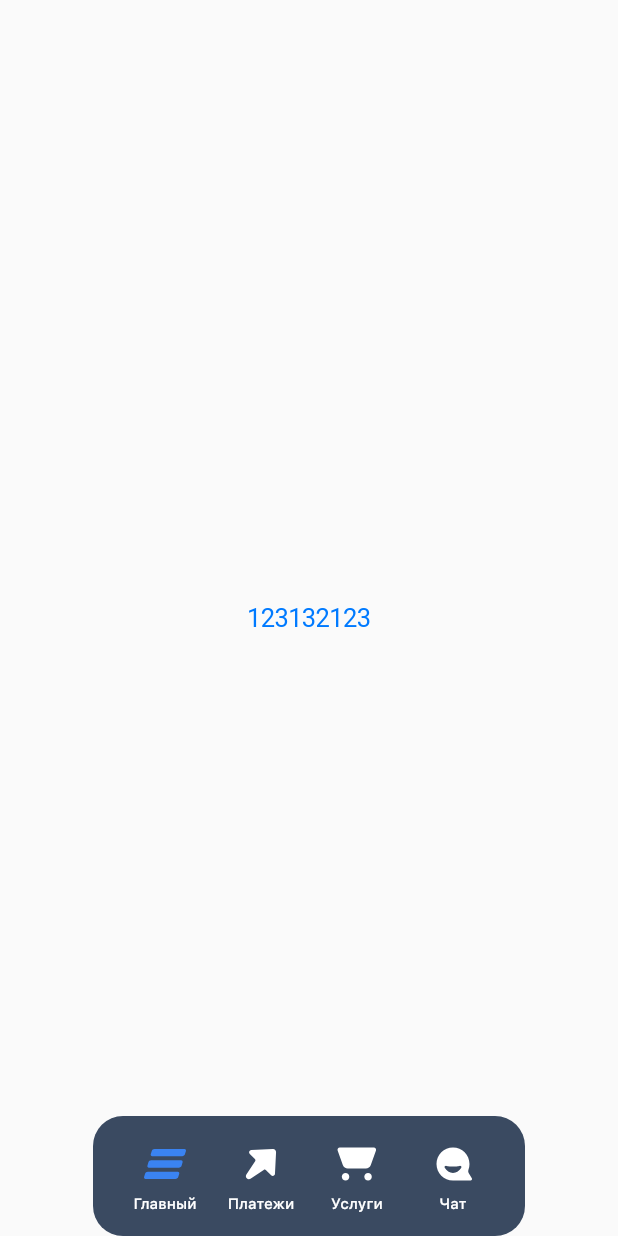
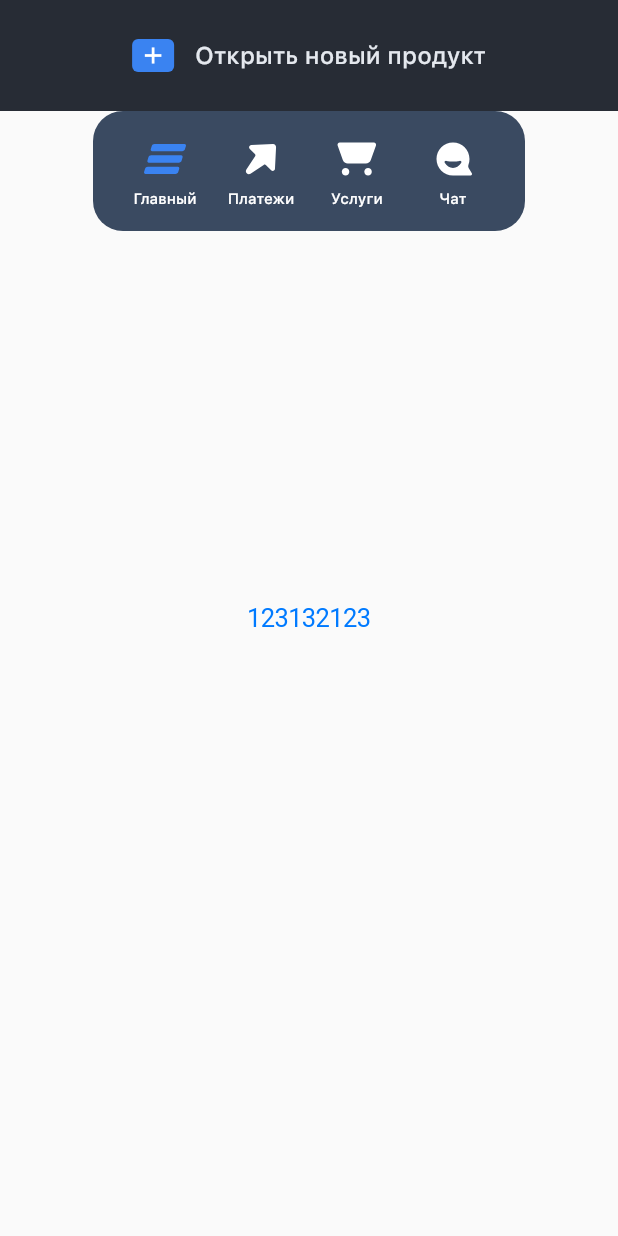
Before and after one commit to admiral-team/bank-lite-demo, a Flutter app: the screen it shows after launch, on a phone screen of 412 x 824 dp. Run offline on Flutter 3.47's test engine with Material 2 defaults, Android fonts, the phone set to English and light mode, and no system bars; our stand-ins replace flutter_svg.

Commit message:
added AddNewWidget to main screen

```diff
--- a/lib/screens/root_screen.dart
+++ b/lib/screens/root_screen.dart
@@ -1,6 +1,7 @@
 import 'package:bank_lite/screens/home_screen.dart';
 import 'package:flutter/material.dart';
 import '../components/airbar.dart';
+import '../components/addnew.dart';
 import '../generated/assets.gen.dart';
 
 class RootScreen extends StatefulWidget {
@@ -27,7 +28,9 @@ class _RootScreenState extends State<RootScreen> {
       SafeArea(
           child: Container(
         alignment: Alignment.bottomCenter,
-        child: Airbar(
+        child: Column(children: [
+          AddNewWidget(),
+          Airbar(
             selectedIndex: _selectedIndex,
             items: items,
             onPressed: (index) {
@@ -36,6 +39,7 @@ class _RootScreenState extends State<RootScreen> {
               });
             },
         ),
+        ],)
       ))
     ]);
   }
```
Lines whose indentation alone changed are shown as unchanged.
